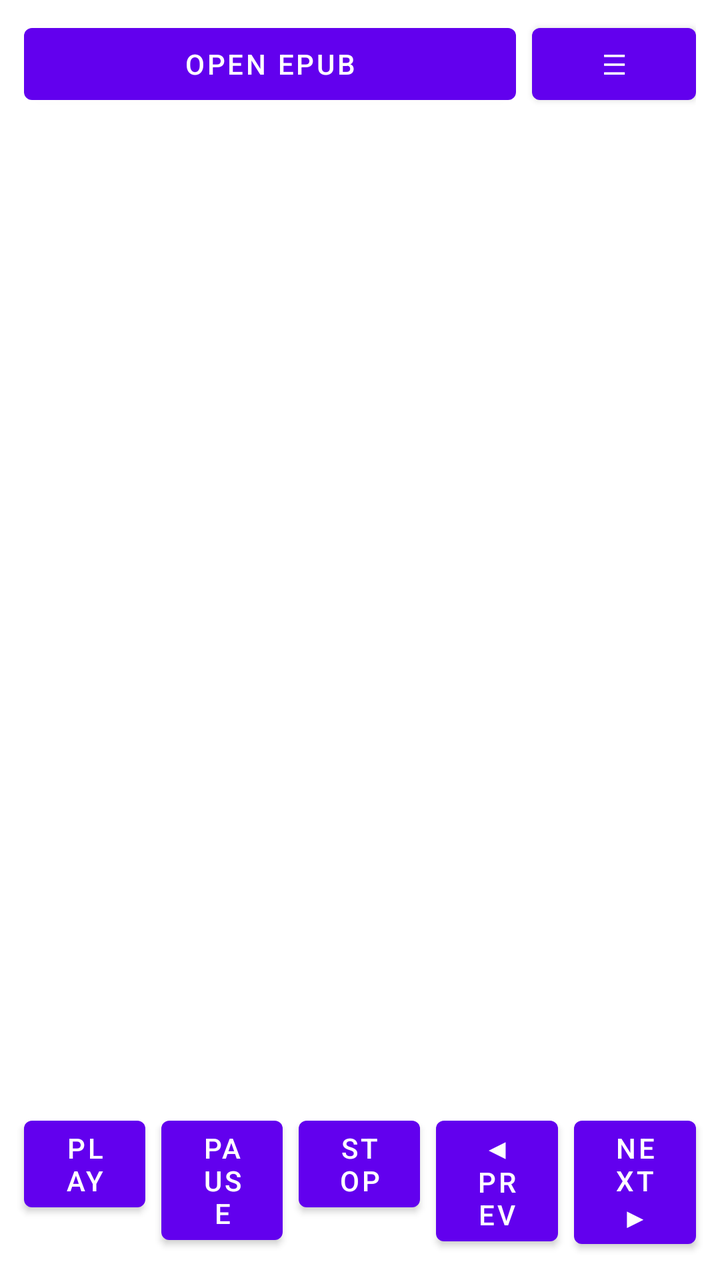
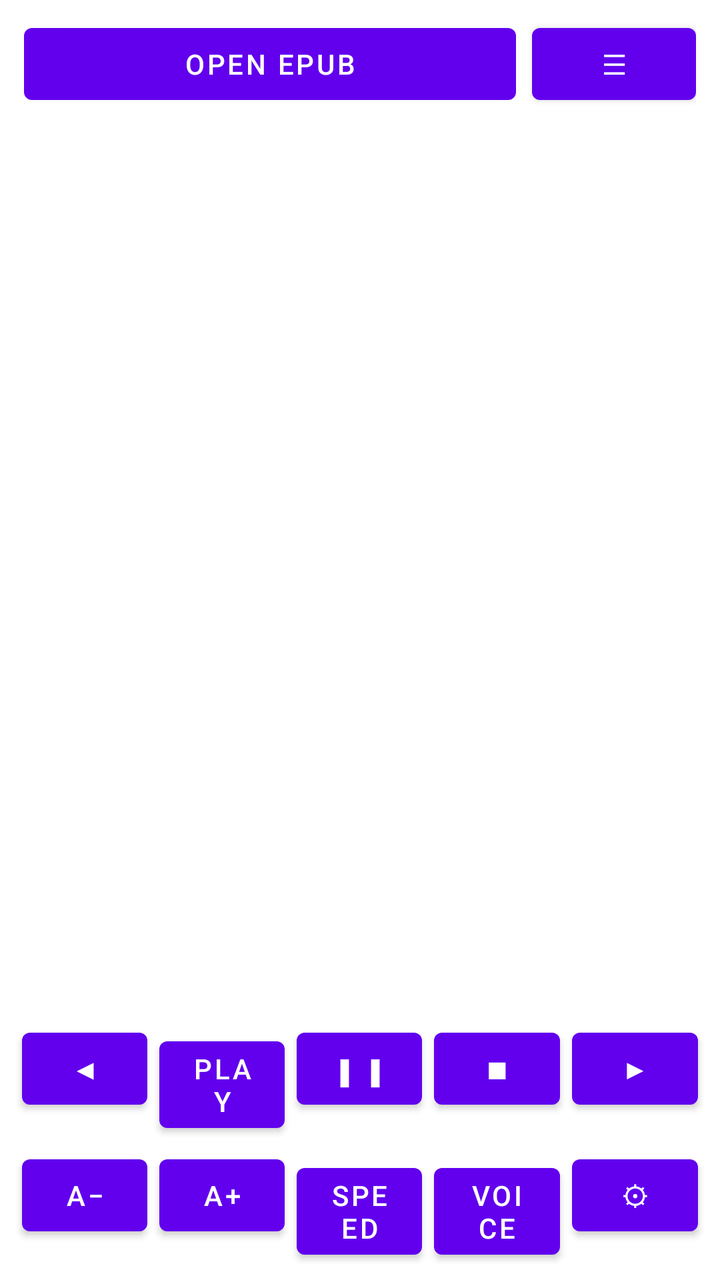

Compare the two renders of this Android layout. The source of the first and the diff that turns it into the second are given below.
<!-- AndroidManifest.xml: application theme Theme.EpubTtsReader -->
<!-- res/layout/activity_main.xml -->
<?xml version="1.0" encoding="utf-8"?>
<LinearLayout
    xmlns:android="http://schemas.android.com/apk/res/android"
    android:id="@+id/rootLayout"
    android:layout_width="match_parent"
    android:layout_height="match_parent"
    android:orientation="vertical"
    android:background="@color/dayBackground"
    android:animateLayoutChanges="true">

    <LinearLayout
        android:layout_width="match_parent"
        android:layout_height="wrap_content"
        android:layout_marginStart="12dp"
        android:layout_marginTop="8dp"
        android:layout_marginEnd="12dp"
        android:orientation="horizontal">

        <Button
            android:id="@+id/btnOpenEpub"
            android:layout_width="0dp"
            android:layout_height="wrap_content"
            android:layout_weight="3"
            android:layout_marginEnd="4dp"
            android:text="Open EPUB"/>

        <Button
            android:id="@+id/btnMenu"
            android:layout_width="0dp"
            android:layout_height="wrap_content"
            android:layout_weight="1"
            android:layout_marginStart="4dp"
            android:text="☰"/>
    </LinearLayout>

    <LinearLayout
        android:id="@+id/menuPanel"
        android:layout_width="match_parent"
        android:layout_height="wrap_content"
        android:visibility="gone"
        android:orientation="vertical"
        android:layout_marginStart="12dp"
        android:layout_marginTop="8dp"
        android:layout_marginEnd="12dp">

        <LinearLayout
            android:layout_width="match_parent"
            android:layout_height="wrap_content"
            android:orientation="horizontal">

            <Button
                android:id="@+id/btnBookmark"
                android:layout_width="0dp"
                android:layout_height="wrap_content"
                android:layout_weight="1"
                android:layout_margin="4dp"
                android:text="Save bookmark"/>

            <Button
                android:id="@+id/btnBookmarks"
                android:layout_width="0dp"
                android:layout_height="wrap_content"
                android:layout_weight="1"
                android:layout_margin="4dp"
                android:text="Bookmarks"/>

            <Button
                android:id="@+id/btnTheme"
                android:layout_width="0dp"
                android:layout_height="wrap_content"
                android:layout_weight="1"
                android:layout_margin="4dp"
                android:text="Theme"/>
        </LinearLayout>

        <LinearLayout
            android:layout_width="match_parent"
            android:layout_height="wrap_content"
            android:orientation="horizontal">

            <Button
                android:id="@+id/btnTextSmall"
                android:layout_width="0dp"
                android:layout_height="wrap_content"
                android:layout_weight="1"
                android:layout_margin="4dp"
                android:text="A−"/>

            <Button
                android:id="@+id/btnTextBig"
                android:layout_width="0dp"
                android:layout_height="wrap_content"
                android:layout_weight="1"
                android:layout_margin="4dp"
                android:text="A+"/>

            <Button
                android:id="@+id/btnSpeed"
                android:layout_width="0dp"
                android:layout_height="wrap_content"
                android:layout_weight="1"
                android:layout_margin="4dp"
                android:text="Speed"/>

            <Button
                android:id="@+id/btnSelectVoice"
                android:layout_width="0dp"
                android:layout_height="wrap_content"
                android:layout_weight="1"
                android:layout_margin="4dp"
                android:text="Voice"/>
        </LinearLayout>

        <Button
            android:id="@+id/btnSettings"
            android:layout_width="match_parent"
            android:layout_height="wrap_content"
            android:layout_margin="4dp"
            android:text="Settings"/>
    </LinearLayout>

    <ScrollView
        android:id="@+id/scrollView"
        android:layout_width="match_parent"
        android:layout_height="0dp"
        android:layout_weight="1"
        android:layout_marginStart="12dp"
        android:layout_marginTop="8dp"
        android:layout_marginEnd="12dp"
        android:layout_marginBottom="8dp"
        android:fillViewport="true">

        <TextView
            android:id="@+id/txtContent"
            android:layout_width="match_parent"
            android:layout_height="wrap_content"
            android:textColor="@color/dayText"
            android:textSize="16sp"/>
    </ScrollView>

    <LinearLayout
        android:layout_width="match_parent"
        android:layout_height="wrap_content"
        android:layout_marginStart="8dp"
        android:layout_marginTop="4dp"
        android:layout_marginEnd="8dp"
        android:layout_marginBottom="8dp"
        android:orientation="horizontal">

        <Button
            android:id="@+id/btnPlay"
            android:layout_width="0dp"
            android:layout_height="wrap_content"
            android:layout_weight="1"
            android:layout_margin="4dp"
            android:text="Play"/>

        <Button
            android:id="@+id/btnPause"
            android:layout_width="0dp"
            android:layout_height="wrap_content"
            android:layout_weight="1"
            android:layout_margin="4dp"
            android:text="Pause"/>

        <Button
            android:id="@+id/btnStop"
            android:layout_width="0dp"
            android:layout_height="wrap_content"
            android:layout_weight="1"
            android:layout_margin="4dp"
            android:text="Stop"/>

        <Button
            android:id="@+id/btnPrev"
            android:layout_width="0dp"
            android:layout_height="wrap_content"
            android:layout_weight="1"
            android:layout_margin="4dp"
            android:text="◀ Prev"/>

        <Button
            android:id="@+id/btnNext"
            android:layout_width="0dp"
            android:layout_height="wrap_content"
            android:layout_weight="1"
            android:layout_margin="4dp"
            android:text="Next ▶"/>
    </LinearLayout>

</LinearLayout>
<!-- resources referenced by this layout -->
<resources>
  <color name="dayBackground">#FFFFFF</color>
  <color name="dayText">#000000</color>
  <style name="Theme.EpubTtsReader" parent="Theme.MaterialComponents.DayNight.NoActionBar">
          <item name="android:windowBackground">@color/white</item>
          <item name="colorPrimary">@color/purple_500</item>
          <item name="colorPrimaryVariant">@color/purple_700</item>
          <item name="colorOnPrimary">@color/white</item>
          <item name="colorSecondary">@color/teal_200</item>
          <item name="colorSecondaryVariant">@color/teal_700</item>
          <item name="colorOnSecondary">@color/black</item>
      </style>
  <color name="white">#FFFFFF</color>
  <color name="purple_500">#6200EE</color>
  <color name="purple_700">#3700B3</color>
  <color name="teal_200">#03DAC5</color>
  <color name="teal_700">#018786</color>
  <color name="black">#000000</color>
</resources>

<!-- the commit's change to res/layout/activity_main.xml (unified diff, before → after) -->
@@ -30,7 +30,7 @@
             android:layout_height="wrap_content"
             android:layout_weight="1"
             android:layout_marginStart="4dp"
-            android:text="☰"/>
+            android:text="&#9776;"/>
     </LinearLayout>
 
     <LinearLayout
@@ -54,7 +54,7 @@
                 android:layout_height="wrap_content"
                 android:layout_weight="1"
                 android:layout_margin="4dp"
-                android:text="Save bookmark"/>
+                android:text="Bookmark"/>
 
             <Button
                 android:id="@+id/btnBookmarks"
@@ -72,71 +72,21 @@
                 android:layout_margin="4dp"
                 android:text="Theme"/>
         </LinearLayout>
-
-        <LinearLayout
-            android:layout_width="match_parent"
-            android:layout_height="wrap_content"
-            android:orientation="horizontal">
-
-            <Button
-                android:id="@+id/btnTextSmall"
-                android:layout_width="0dp"
-                android:layout_height="wrap_content"
-                android:layout_weight="1"
-                android:layout_margin="4dp"
-                android:text="A−"/>
-
-            <Button
-                android:id="@+id/btnTextBig"
-                android:layout_width="0dp"
-                android:layout_height="wrap_content"
-                android:layout_weight="1"
-                android:layout_margin="4dp"
-                android:text="A+"/>
-
-            <Button
-                android:id="@+id/btnSpeed"
-                android:layout_width="0dp"
-                android:layout_height="wrap_content"
-                android:layout_weight="1"
-                android:layout_margin="4dp"
-                android:text="Speed"/>
-
-            <Button
-                android:id="@+id/btnSelectVoice"
-                android:layout_width="0dp"
-                android:layout_height="wrap_content"
-                android:layout_weight="1"
-                android:layout_margin="4dp"
-                android:text="Voice"/>
-        </LinearLayout>
-
-        <Button
-            android:id="@+id/btnSettings"
-            android:layout_width="match_parent"
-            android:layout_height="wrap_content"
-            android:layout_margin="4dp"
-            android:text="Settings"/>
     </LinearLayout>
 
-    <ScrollView
-        android:id="@+id/scrollView"
+    <TextView
+        android:id="@+id/txtContent"
         android:layout_width="match_parent"
         android:layout_height="0dp"
         android:layout_weight="1"
         android:layout_marginStart="12dp"
-        android:layout_marginTop="8dp"
         android:layout_marginEnd="12dp"
-        android:layout_marginBottom="8dp"
-        android:fillViewport="true">
-
-        <TextView
-            android:id="@+id/txtContent"
-            android:layout_width="match_parent"
-            android:layout_height="wrap_content"
-            android:textColor="@color/dayText"
-            android:textSize="16sp"/>
-    </ScrollView>
+        android:paddingTop="8dp"
+        android:paddingBottom="8dp"
+        android:textColor="@color/dayText"
+        android:textSize="16sp"
+        android:scrollbars="vertical"
+        android:overScrollMode="never"/>
 
     <LinearLayout
         android:layout_width="match_parent"
@@ -144,15 +94,23 @@
         android:layout_marginStart="8dp"
         android:layout_marginTop="4dp"
         android:layout_marginEnd="8dp"
-        android:layout_marginBottom="8dp"
+        android:layout_marginBottom="2dp"
         android:orientation="horizontal">
+
+        <Button
+            android:id="@+id/btnPrev"
+            android:layout_width="0dp"
+            android:layout_height="wrap_content"
+            android:layout_weight="1"
+            android:layout_margin="3dp"
+            android:text="&#9664;"/>
 
         <Button
             android:id="@+id/btnPlay"
             android:layout_width="0dp"
             android:layout_height="wrap_content"
             android:layout_weight="1"
-            android:layout_margin="4dp"
+            android:layout_margin="3dp"
             android:text="Play"/>
 
         <Button
@@ -160,32 +118,73 @@
             android:layout_width="0dp"
             android:layout_height="wrap_content"
             android:layout_weight="1"
-            android:layout_margin="4dp"
-            android:text="Pause"/>
+            android:layout_margin="3dp"
+            android:text="&#9646;&#9646;"/>
 
         <Button
             android:id="@+id/btnStop"
             android:layout_width="0dp"
             android:layout_height="wrap_content"
             android:layout_weight="1"
-            android:layout_margin="4dp"
-            android:text="Stop"/>
-
-        <Button
-            android:id="@+id/btnPrev"
-            android:layout_width="0dp"
-            android:layout_height="wrap_content"
-            android:layout_weight="1"
-            android:layout_margin="4dp"
-            android:text="◀ Prev"/>
+            android:layout_margin="3dp"
+            android:text="&#9632;"/>
 
         <Button
             android:id="@+id/btnNext"
             android:layout_width="0dp"
             android:layout_height="wrap_content"
             android:layout_weight="1"
-            android:layout_margin="4dp"
-            android:text="Next ▶"/>
+            android:layout_margin="3dp"
+            android:text="&#9654;"/>
+    </LinearLayout>
+
+    <LinearLayout
+        android:layout_width="match_parent"
+        android:layout_height="wrap_content"
+        android:layout_marginStart="8dp"
+        android:layout_marginBottom="8dp"
+        android:layout_marginEnd="8dp"
+        android:orientation="horizontal">
+
+        <Button
+            android:id="@+id/btnTextSmall"
+            android:layout_width="0dp"
+            android:layout_height="wrap_content"
+            android:layout_weight="1"
+            android:layout_margin="3dp"
+            android:text="A&#8722;"/>
+
+        <Button
+            android:id="@+id/btnTextBig"
+            android:layout_width="0dp"
+            android:layout_height="wrap_content"
+            android:layout_weight="1"
+            android:layout_margin="3dp"
+            android:text="A+"/>
+
+        <Button
+            android:id="@+id/btnSpeed"
+            android:layout_width="0dp"
+            android:layout_height="wrap_content"
+            android:layout_weight="1"
+            android:layout_margin="3dp"
+            android:text="Speed"/>
+
+        <Button
+            android:id="@+id/btnSelectVoice"
+            android:layout_width="0dp"
+            android:layout_height="wrap_content"
+            android:layout_weight="1"
+            android:layout_margin="3dp"
+            android:text="Voice"/>
+
+        <Button
+            android:id="@+id/btnSettings"
+            android:layout_width="0dp"
+            android:layout_height="wrap_content"
+            android:layout_weight="1"
+            android:layout_margin="3dp"
+            android:text="&#9881;"/>
     </LinearLayout>
 
 </LinearLayout>
